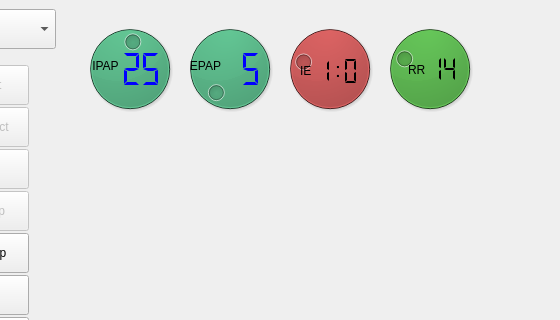
The window that VentUI.ui (jibonaronno/Rhythm) describes before a commit, drawn with Qt 5; both pictures show x 95 to 655 and y 0 to 320 of the 1041 by 615 pixel window.
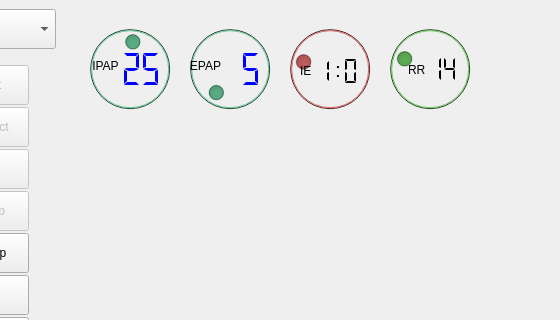
The same window after the commit.

Commit message: adding Bipap mode. added dial controls 04

The edit to the form file:
```diff
--- a/VentUI.ui
+++ b/VentUI.ui
@@ -1507,6 +1507,9 @@
                 <height>14</height>
                </rect>
               </property>
+              <property name="styleSheet">
+               <string notr="true">color:black</string>
+              </property>
               <property name="text">
                <string>IPAP</string>
               </property>
@@ -1546,6 +1549,9 @@
               </property>
              </widget>
              <widget class="QDial" name="ipapdial">
+              <property name="enabled">
+               <bool>false</bool>
+              </property>
               <property name="geometry">
                <rect>
                 <x>10</x>
@@ -1609,7 +1615,7 @@
              </widget>
              <widget class="QDial" name="rrdial_bipap">
               <property name="enabled">
-               <bool>true</bool>
+               <bool>false</bool>
               </property>
               <property name="geometry">
                <rect>
@@ -1740,7 +1746,7 @@
              </widget>
              <widget class="QDial" name="iedial_bipap">
               <property name="enabled">
-               <bool>true</bool>
+               <bool>false</bool>
               </property>
               <property name="geometry">
                <rect>
@@ -1770,6 +1776,9 @@
               </property>
              </widget>
              <widget class="QDial" name="epapdial">
+              <property name="enabled">
+               <bool>false</bool>
+              </property>
               <property name="geometry">
                <rect>
                 <x>110</x>
@@ -1834,6 +1843,9 @@
                 <height>14</height>
                </rect>
               </property>
+              <property name="styleSheet">
+               <string notr="true">color:black</string>
+              </property>
               <property name="text">
                <string>EPAP</string>
               </property>
```
The commit also changes 1 other file.
